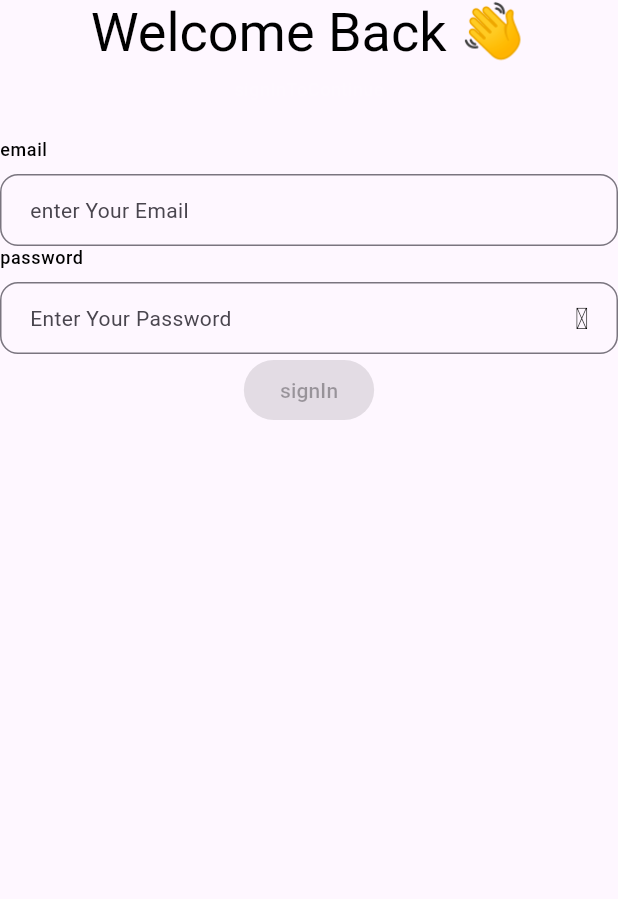
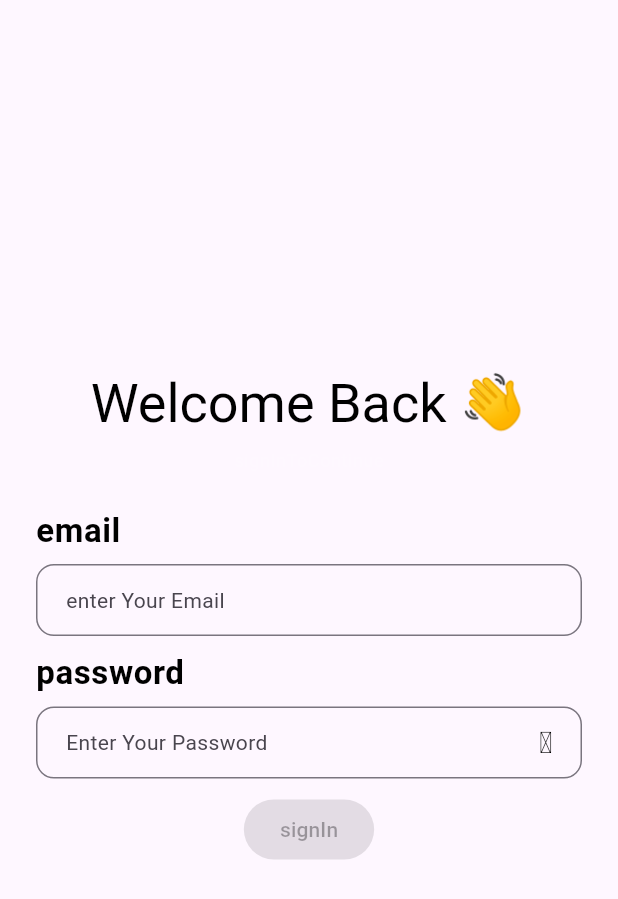
Before and after one commit to Bimcodes/Vmodel_project, a Flutter app: the screen it shows after launch, on a phone screen of 412 x 824 dp. Shown: the top 899 px of the screen. Run offline on Flutter 3.47's test engine with Material 3 defaults, Android fonts, the phone set to English and light mode, and no system bars; our stand-ins replace firebase_core, freezed_annotation, get, graphql_flutter; missing offline and left inert: firebase_ui_auth; accounts and stored records are empty.

Commit message:
Fixed UI

```diff
--- a/lib/main.dart
+++ b/lib/main.dart
@@ -52,6 +52,7 @@ class MyApp extends StatelessWidget {
       client: client,
       child: GetMaterialApp(
           title: 'Flutter Demo',
+          debugShowCheckedModeBanner: false,
           theme: ThemeData(
             colorScheme: ColorScheme.fromSeed(seedColor: Colors.deepPurple),
             useMaterial3: true,
--- a/lib/ui/widgets/sign_in.dart
+++ b/lib/ui/widgets/sign_in.dart
@@ -14,10 +14,13 @@ class SignInPage extends GetView<BlogController> {
     final formKey = GlobalKey<FormState>();
 
     return Scaffold(
-        body: Center(
+        body: Padding(
+      padding: const EdgeInsets.symmetric(horizontal: 24.0),
+      child: SafeArea(
         child: Form(
           key: formKey,
           child: Column(
+            mainAxisAlignment: MainAxisAlignment.center,
             children: [
               Text.rich(
                 TextSpan(
@@ -47,18 +50,30 @@ class SignInPage extends GetView<BlogController> {
               const SizedBox(height: 24),
               CustomTextField(
                 hintText: 'enter Your Email',
-              label: Text('email'),
+                label: Text(
+                  'email',
+                  style: TextStyle(fontSize: 22, fontWeight: FontWeight.w700),
+                ),
                 validator: isRequiredValidator,
                 initialValue: controller.email,
                 onChanged: (value) => controller.email = value,
                 keyboardType: TextInputType.emailAddress,
               ),
+              SizedBox(
+                height: 10,
+              ),
               CustomPasswordField(
                 hintText: 'Enter Your Password',
-              label: Text('password'),
+                label: Text(
+                  'password',
+                  style: TextStyle(fontSize: 22, fontWeight: FontWeight.w700),
+                ),
                 validator: isRequiredValidator,
                 obscureText: true,
                 onChanged: (value) => controller.password = value,
+              ),
+              SizedBox(
+                height: 10,
               ),
               Obx(
                 () => ElevatedButton(
@@ -76,6 +91,7 @@ class SignInPage extends GetView<BlogController> {
             ],
           ),
         ),
+      ),
     ));
   }
 }
--- a/lib/ui/widgets/update_blog_page.screen.dart
+++ b/lib/ui/widgets/update_blog_page.screen.dart
@@ -66,7 +66,9 @@ class UpdateBlogPage extends GetView<BlogController> {
                   keyboardType: TextInputType.text,
                   validator: isRequiredValidator,
                   onChanged: (value) => controller.body = value),
-              TextButton(
+              SizedBox(height: 10),
+              Center(
+                child: ElevatedButton(
                   onPressed: () {
                     // create
                     controller.title.isEmpty ||
@@ -78,6 +80,7 @@ class UpdateBlogPage extends GetView<BlogController> {
                     //controller.updateBlog();
                   },
                   child: const Text("Delete"),
+                ),
               ),
             ]),
           ),
```
Lines whose indentation alone changed are shown as unchanged.
